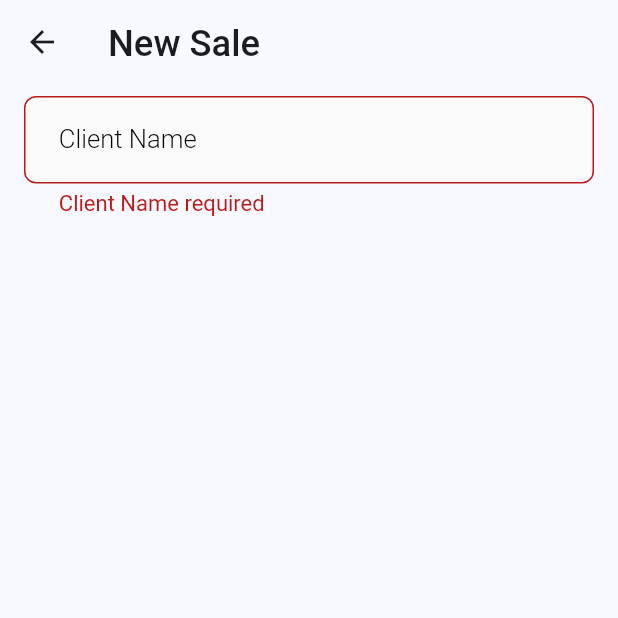
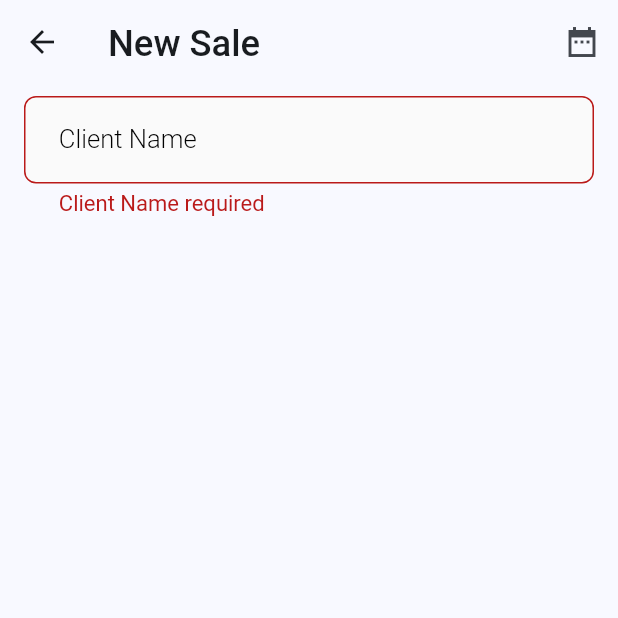
Before and after one commit to ariancamejo/lucio, a Flutter app: the SaleForm screen opened directly, after a tap on an icon or button, on a phone screen of 412 x 824 dp, the top half of it. Run offline on Flutter 3.47's test engine with Material 2 defaults, Android fonts, the phone set to English and light mode, and no system bars; our stand-ins replace animate_do, device_info_plus, dropdown_search, file_picker, fl_chart, flash and 15 more; missing offline and left inert: customizable_counter, flex_color_picker, flutter_screen_lock; accounts and stored records are empty; generated files the repository leaves out were written again; Roboto replaces fonts that are missing (DIN).

Commit message:
add subsale inside form of sales

```diff
--- a/lib/app/home/sales/form/sale_form.dart
+++ b/lib/app/home/sales/form/sale_form.dart
@@ -1,11 +1,15 @@
 import 'package:flutter/material.dart';
 import 'package:flutter_riverpod/flutter_riverpod.dart';
 import 'package:intl/intl.dart';
+import 'package:lucio/app/home/sales/sales_tab.dart';
+
 import 'package:lucio/app/home/sales/widgets/sub_sale_item.dart';
 
 import 'package:lucio/data/const.dart';
+import 'package:lucio/data/repositories/options_provider.dart';
 import 'package:lucio/data/repositories/sales/sales_provider.dart';
 import 'package:lucio/data/repositories/sales/sub_sales_provider.dart';
+import 'package:lucio/device/helpers/biometric/fingerprint.dart';
 import 'package:lucio/domain/scheme/sale/sale_model.dart';
 
 class SaleForm extends ConsumerStatefulWidget {
@@ -21,19 +25,44 @@ class _SaleFormState extends ConsumerState<SaleForm> {
   final GlobalKey<FormState> _key = GlobalKey();
   late TextEditingController _client;
   DateTime dateTime = DateTime.now();
+  SaleModel? model;
 
   @override
   void initState() {
-    _client = TextEditingController(text: widget.model?.client ?? "");
+    model = widget.model;
+    _client = TextEditingController(text: model?.client ?? "");
     super.initState();
   }
 
   @override
   Widget build(BuildContext context) {
-    final subsales = ref.watch(subSalesProvider).where((element) => element.sale.value?.id == widget.model?.id);
+    final subsales = ref.watch(subSalesProvider).where((element) => element.sale.value?.id == model?.id);
+    final options = ref.watch(optionsP);
     return Scaffold(
       appBar: AppBar(
-        title: Text(widget.model == null ? "New Sale" : "Update Sale"),
+        title: Text(model == null ? "New Sale" : "Update Sale"),
+        actions: [
+          IconButton(
+            onPressed: () {
+              checkAuth(context, obli: false, useBiometric: true, onSuccess: () async {
+                DateTime? result = await showDatePicker(
+                    context: context, initialDate: dateTime, firstDate: DateTime.now().subtract(Duration(days: options.daysOfRangeDateProduction)), lastDate: DateTime.now());
+                setState(() {
+                  result = result ?? DateTime.now();
+                  TimeOfDay selectedTime = TimeOfDay.now();
+                  dateTime = DateTime(
+                    result!.year,
+                    result!.month,
+                    result!.day,
+                    selectedTime.hour,
+                    selectedTime.minute,
+                  );
+                });
+              });
+            },
+            icon: const Icon(Icons.date_range_sharp),
+          )
+        ],
       ),
       body: SingleChildScrollView(
         child: Form(
@@ -54,7 +83,21 @@ class _SaleFormState extends ConsumerState<SaleForm> {
                   },
                 ),
               ),
-              ...subsales.map((e) => SubSaleItem(model: e)).toList()
+              ...subsales.map((e) => SubSaleItem(model: e)).toList(),
+              if (model != null)
+                Padding(
+                  padding: const EdgeInsets.only(right: kDefaultRefNumber),
+                  child: Row(
+                    mainAxisAlignment: MainAxisAlignment.end,
+                    children: [
+                      TextButton(
+                          onPressed: () {
+                            SalesTab.fireSubForm(context, model);
+                          },
+                          child: const Text("New SubSale"))
+                    ],
+                  ),
+                )
             ],
           ),
         ),
@@ -63,12 +106,15 @@ class _SaleFormState extends ConsumerState<SaleForm> {
         label: Text(DateFormat(dateFormat).format(dateTime)),
         onPressed: () async {
           if (_key.currentState?.validate() ?? false) {
-            if (widget.model == null) {
-              ref.read(saleProvider.notifier).insert(client: _client.text);
+            if (model == null) {
+              ref.read(saleProvider.notifier).insert(client: _client.text, date: dateTime, object: true).then((value) {
+                setState(() {
+                  model = value;
+                });
+              });
             } else {
-              ref.read(saleProvider.notifier).update(widget.model!, values: {"client": _client.text});
+              ref.read(saleProvider.notifier).update(model!, values: {"client": _client.text, "date": dateTime}).then((value) => Navigator.pop(context));
             }
-            if (context.mounted) Navigator.pop(context);
           }
         },
         icon: const Icon(Icons.save),
--- a/lib/device/device.dart
+++ b/lib/device/device.dart
@@ -20,12 +20,11 @@ class Utils {
   static Future<void> init() async {
     WidgetsFlutterBinding.ensureInitialized();
 
-    await SystemChrome.setPreferredOrientations([DeviceOrientation.portraitUp]);
+    await SystemChrome.setPreferredOrientations([ DeviceOrientation.portraitUp]);
     SystemChrome.setSystemUIOverlayStyle(SystemUiOverlayStyle.light);
     await dotenv.load();
     await SecureStorage.init();
     await DBHelper.init();
-
   }
 
   static BuildContext? currentContext(StateNotifierProviderRef? ref) => ref?.read(navigatorProvider).routeInformationParser.configuration.navigatorKey.currentContext;
```
Also changed, not shown: lib/app/home/start/start_tab.dart (+36 -19 lines), lib/app/widgets/section_widget.dart (+7 -1 lines), lib/data/repositories/sales/sales_provider.dart (+5 -2 lines).
